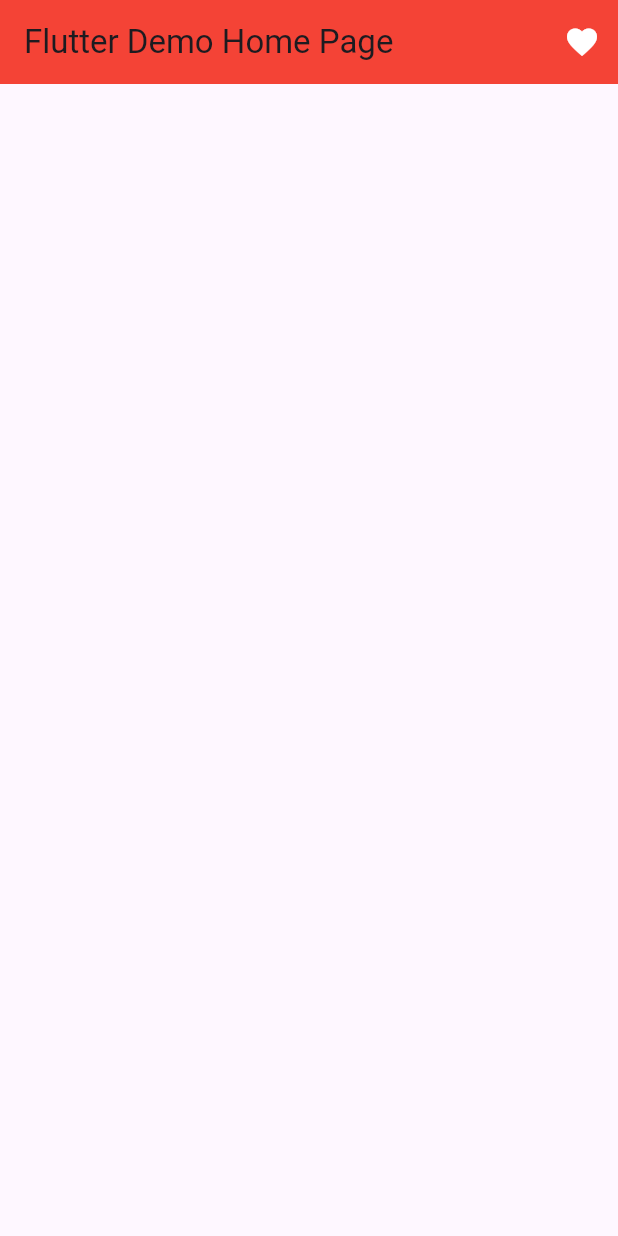
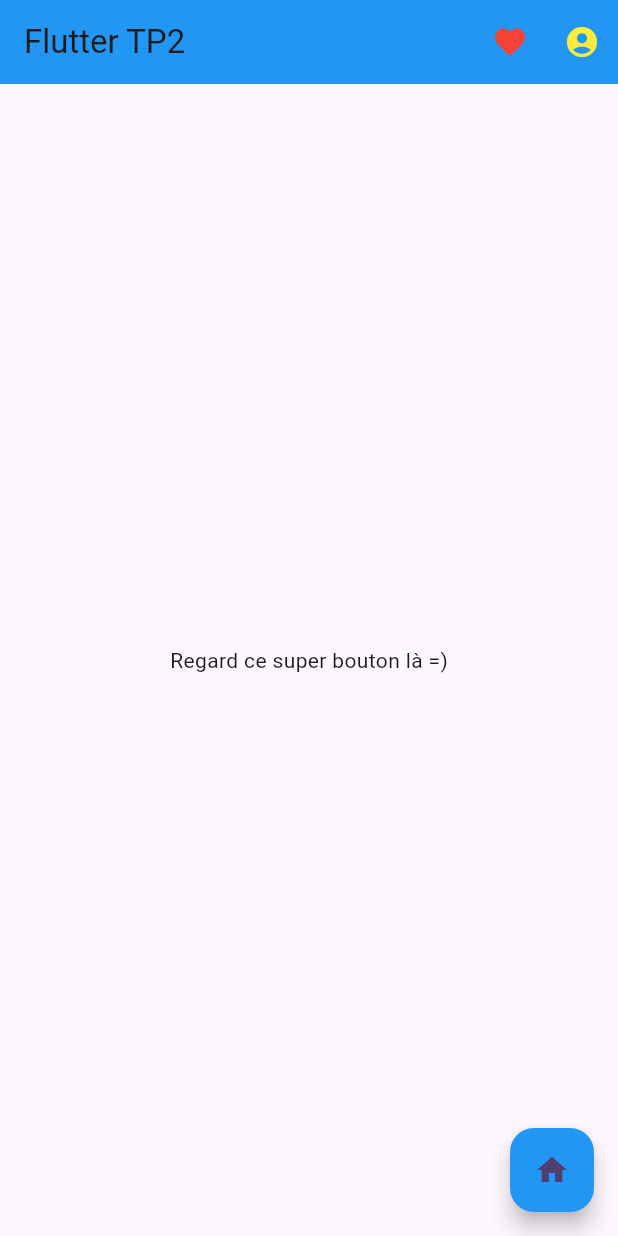
Before and after one commit to RenardBleu/TP2-Flutter, a Flutter app: the MyHomePage screen opened directly, after a tap on the "favorite outline" icon, on a phone screen of 412 x 824 dp. Run offline on Flutter 3.47's test engine with Material 3 defaults, Android fonts, the phone set to English and light mode, and no system bars.

Commit message:
un super bouton flotant home

```diff
--- a/lib/Structure_Android.dart
+++ b/lib/Structure_Android.dart
@@ -12,9 +12,10 @@
   Widget build(BuildContext context) {
     return MaterialApp(
       title: 'Flutter Demo',
+      debugShowCheckedModeBanner: false,
       theme: ThemeData(primarySwatch: Colors.blue,
       ),
-      home: const MyHomePage(title: 'Flutter Demo Home Page'),
+      home: const MyHomePage(title: 'Flutter TP2'),
     );
   }
 }
@@ -29,31 +30,41 @@
 
 class _MyHomePageState extends State<MyHomePage> {
   Icon _coeur = Icon(Icons.favorite_border, color: Colors.white,);
-  bool _likeBool = false;
+  Icon _account = Icon(Icons.account_circle, color: Colors.yellow,);
+  bool likeBool = false;
 
   void _likeThis(){
     setState(() {
-      if (_likeBool){
+      if (likeBool){
         _coeur = Icon(Icons.favorite_border, color: Colors.white,);
-        bool _likeBool = false;
+        bool likeBool = false;
       }
       else {
-        _coeur = Icon(Icons.favorite, color: Colors.white,);
-        bool _likeBool = true;
+        _coeur = Icon(Icons.favorite, color: Colors.red,);
+        bool likeBool = true;
       }
     });
   }
 
   @override
+  // On bluid en utilisant 'Scaffold' ici la appbar
+  // qui contient un titre et 2 bouton 'like' et 'account'
   Widget build(BuildContext context) {
     return Scaffold(
         appBar: AppBar(
           title: Text(widget.title),
           actions: <Widget>[
-            IconButton(onPressed: _likeThis, icon: _coeur)
+            IconButton(onPressed: _likeThis, icon: _coeur),
+            IconButton(onPressed: _likeThis, icon: _account)
         ],
-        backgroundColor: Colors.red,
+        backgroundColor: Colors.blue,
         ),
+        body: Center(child: Text('Regard ce super bouton là =)')),
+        floatingActionButton:  FloatingActionButton(
+            onPressed: (){},
+            backgroundColor: Colors.blue,
+            child: const Icon(Icons.home),
+            )
     );
   }
 }
```
